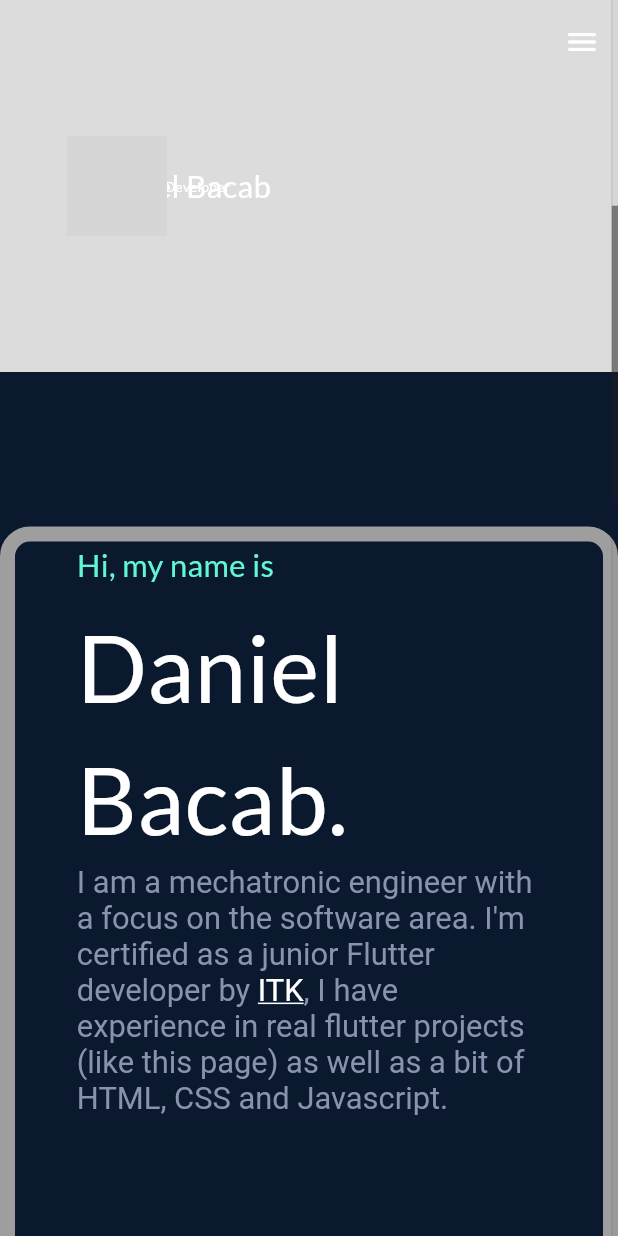
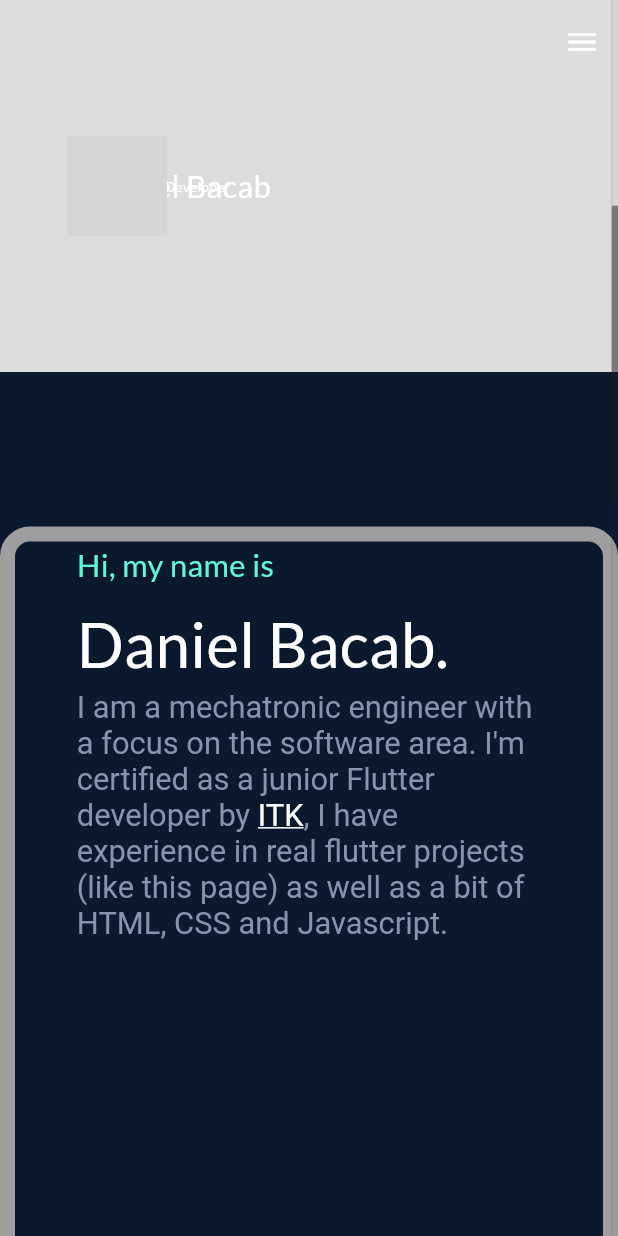
Before and after one commit to DanielBacab-Ksquare/web_page, a Flutter app: the screen it shows after launch, scrolled down 576 dp, on a phone screen of 412 x 824 dp. Run offline on Flutter 3.47's test engine with Material 3 defaults, Android fonts, the phone set to English and light mode, and no system bars; our stand-ins replace expandable, flutter_widget_from_html; missing offline and left inert: web_smooth_scroll; grey boxes are pictures that could not be loaded.

Commit message:
Se resolvieron la mayoria de problemas responsivos para mobile vertical y desktop, falta pulir lo que esta dentro de las cards, falta trabajar mobile horizontal

```diff
--- a/lib/custom_widgets/card.dart
+++ b/lib/custom_widgets/card.dart
@@ -59,6 +59,7 @@ class _InfoCardState extends State<InfoCard> {
   @override
   Widget build(BuildContext context) {
      double screenWidth = MediaQuery.of(context).size.width;
+     double  screenHeight = MediaQuery.of(context).size.height;
     Color mainColor = const Color(0xff2f6d91);
 
     return ExpandableNotifier(
@@ -86,7 +87,7 @@ class _InfoCardState extends State<InfoCard> {
                       const EdgeInsets.symmetric(vertical: 15, horizontal: 10),
                   child: Text(widget.title,
                       style: TextStyle(
-                        fontSize: screenWidth *.05,
+                        fontSize: (screenWidth* screenHeight *.00002>16)?screenWidth* screenHeight *.00002:14,
                         color: Colors.white,
                       ))),
               collapsed: const SizedBox(),
--- a/lib/screens/main_page.dart
+++ b/lib/screens/main_page.dart
@@ -94,9 +94,9 @@ class _MainPageState extends State<MainPage> {
     expandableProvider.changeIsMobile(isMobile);
 
     //text sizes
-    double titles = isPortraitMobile?(screenWidth * 0.15):(screenWidth * 0.2);
+    double titles = isPortraitMobile?(screenWidth * 0.1):(screenHeight * 0.15);
     double introductions = isPortraitMobile?(screenWidth *.05):(screenHeight *.07);
-    double text = isPortraitMobile?(screenWidth * .05):(screenHeight * .04);
+    double text = isPortraitMobile?(screenWidth * .05):(screenHeight * .03);
 
     FontWeight navbarWeight = FontWeight.w800;
 
```
